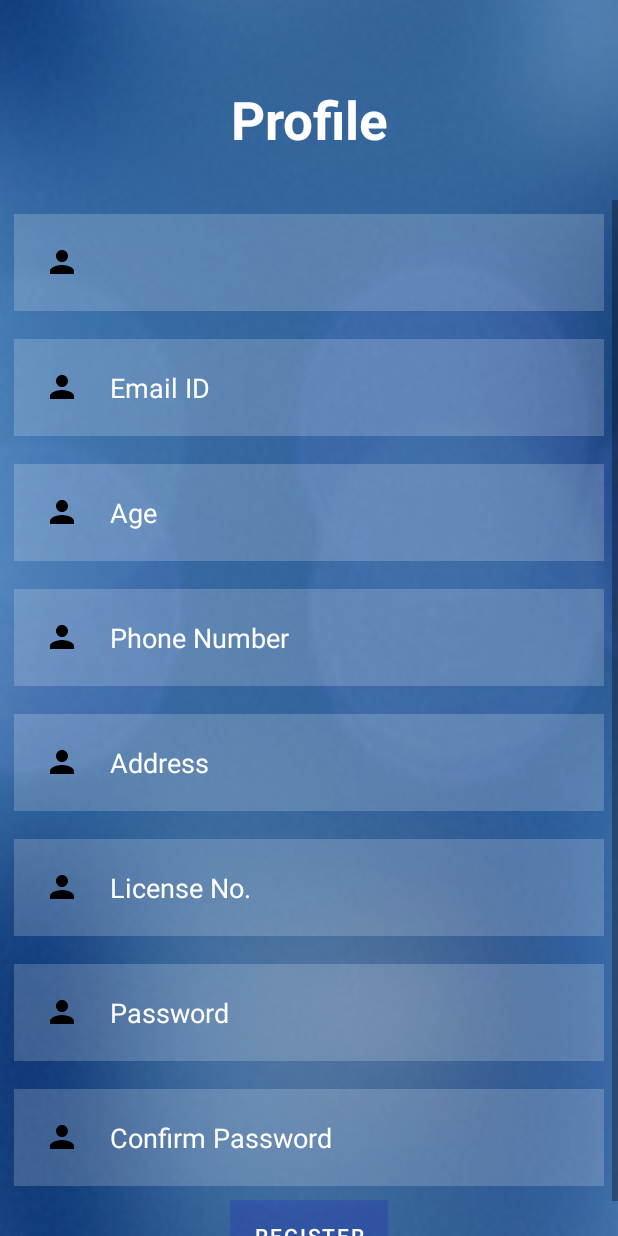
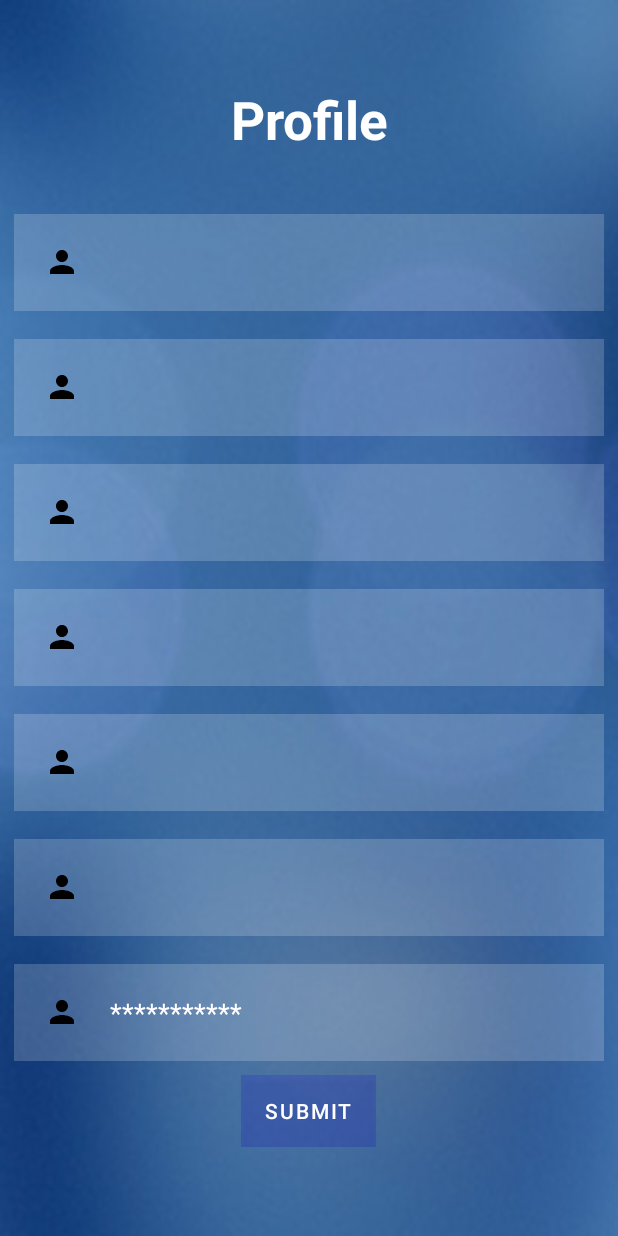
Before and after one commit to Developer105035/Smart-Parking-System, an Android app: the UserSettings screen opened directly, with no data from a screen before it, after a tap on "EDIT PROFILE", on a phone screen of 412 x 824 dp. Run offline under Robolectric (Android 15) with nearby library versions, the light colour scheme and no system bars; our stand-ins replace Firebase (no records; nobody signed in at launch, a user with empty details on screens opened directly); 6 statements that could not run were skipped.

Commit message:
Settings with edit profile and logout functionality

```diff
--- /dev/null
+++ b/app/src/main/java/com/example/test2/activities/EditProfile.java
@@ -0,0 +1,147 @@
+package com.example.test2.activities;
+
+import androidx.annotation.NonNull;
+import androidx.appcompat.app.AppCompatActivity;
+
+import android.content.Intent;
+import android.os.Bundle;
+import android.util.Patterns;
+import android.view.View;
+import android.widget.Button;
+import android.widget.EditText;
+import android.widget.TextView;
+import android.widget.Toast;
+
+import com.example.test2.R;
+import com.example.test2.classes.User;
+import com.google.android.gms.tasks.OnCompleteListener;
+import com.google.android.gms.tasks.Task;
+import com.google.firebase.auth.AuthResult;
+import com.google.firebase.auth.FirebaseAuth;
+import com.google.firebase.database.DataSnapshot;
+import com.google.firebase.database.DatabaseError;
+import com.google.firebase.database.DatabaseReference;
+import com.google.firebase.database.FirebaseDatabase;
+import com.google.firebase.database.ValueEventListener;
+
+public class EditProfile extends AppCompatActivity implements View.OnClickListener {
+
+    private DatabaseReference reference;
+    private EditText editTextFullName, editTextEmailID, editTextAge, editTextPhoneNumber, editTextLicenseNo,editTextAddress, editTextPassword;
+    private  String fullName,email, age, phone_number, license_no, address;
+    private String UserID;
+    private FirebaseDatabase rootNode;
+    private FirebaseAuth mAuth;
+    @Override
+    protected void onCreate(Bundle savedInstanceState) {
+        super.onCreate(savedInstanceState);
+        setContentView(R.layout.activity_edit_profile);
+        Button submit = findViewById(R.id.submit);
+        submit.setOnClickListener(this);
+        editTextFullName = (EditText) findViewById(R.id.full_name);
+        editTextEmailID= (EditText) findViewById(R.id.username);
+        editTextAge= (EditText) findViewById(R.id.age);
+        editTextPhoneNumber= (EditText) findViewById(R.id.phone_number);
+        editTextLicenseNo= (EditText) findViewById(R.id.license_no);
+        editTextAddress = (EditText) findViewById(R.id.address);
+        editTextPassword= (EditText) findViewById(R.id.password);
+
+        UserID = (FirebaseAuth.getInstance().getCurrentUser().getUid());
+        reference = FirebaseDatabase.getInstance().getReference("Users").child(UserID);
+        reference.addListenerForSingleValueEvent(new ValueEventListener() {
+            @Override
+            public void onDataChange(@NonNull DataSnapshot snapshot) {
+                User userProfile = snapshot.getValue(User.class);
+
+                 fullName = userProfile.getFullName();
+                 email = userProfile.getEmail();
+                 age = userProfile.getAge();
+                 phone_number = userProfile.getPhoneNumber();
+                 license_no = userProfile.getLicenseNo();
+                 address = userProfile.getAddress();
+
+                TextView FullNameTextView = (TextView) findViewById(R.id.full_name);
+                TextView emailTextView  = (TextView) findViewById(R.id.username);
+                TextView AgeTextView  = (TextView) findViewById(R.id.age);
+                TextView PhoneNumberTextView  = (TextView) findViewById(R.id.phone_number);
+                TextView LicenseNoTextView  = (TextView) findViewById(R.id.license_no);
+                TextView AddressTextView  = (TextView) findViewById(R.id.address);
+                TextView PasswordTextView  = (TextView) findViewById(R.id.password);
+
+
+
+
+
+                FullNameTextView.setHint(fullName);
+                emailTextView.setHint(email);
+                AgeTextView.setHint(age);
+                PhoneNumberTextView.setHint(phone_number);
+                LicenseNoTextView.setHint(license_no);
+                AddressTextView.setHint(address);
+                PasswordTextView.setHint("***********");
+            }
+
+
+
+            @Override
+            public void onCancelled(@NonNull DatabaseError error) {
+                Toast.makeText(EditProfile.this,"Something went wrong!", Toast.LENGTH_LONG).show();
+
+            }
+        });
+
+    }
+
+
+    @Override
+    public void onClick(View view) {
+        switch(view.getId()){
+            case R.id.submit:
+                 UpdateProfile();
+                 break;
+        }
+    }
+
+    private void UpdateProfile(){
+        String email = editTextEmailID.getText().toString().trim();
+        String FullName = editTextFullName.getText().toString().trim();
+        String Age= editTextAge.getText().toString().trim();
+        String PhoneNumber= editTextPhoneNumber.getText().toString().trim();
+        String LicenseNo= editTextLicenseNo.getText().toString().trim();
+        String Address= editTextAddress.getText().toString().trim();
+        String Password= editTextPassword.getText().toString().trim();
+
+
+        reference = FirebaseDatabase.getInstance().getReference().child("Users").child(UserID);
+        if (FullName != null) {
+            reference.child("fullName").setValue(FullName);
+        }
+        if(!Patterns.EMAIL_ADDRESS.matcher(email).matches()){
+            editTextEmailID.setError("Please provide valid email id !");
+            editTextEmailID.requestFocus();
+            return;
+        }
+        else if(email != null){
+
+            reference.child("email").setValue(email);
+        }
+        if (Age != null) {
+            reference.child("age").setValue(age);
+        }
+        if (PhoneNumber != null) {
+            reference.child("phoneNumber").setValue(PhoneNumber);
+        }
+        if (LicenseNo != null) {
+            reference.child("licenseNo").setValue(LicenseNo);
+        }
+        if (Address != null) {
+            reference.child("address").setValue(Address);
+        }
+        if(Password != null){
+            reference.child("password").setValue(Password);
+        }
+
+    }
+
+
+}
--- a/app/src/main/res/layout/activity_edit_profile.xml
+++ b/app/src/main/res/layout/activity_edit_profile.xml
@@ -51,7 +51,7 @@ tools:context=".activities.RegisterUser">
                 android:background="#30ffffff"
                 android:drawableLeft="@drawable/ic_baseline_person_24"
                 android:drawablePadding="20dp"
-            android:hint="Email ID"
+
                 android:padding="20dp"
                 android:textColor="@color/white"
                 android:textColorHint="@color/white" />
@@ -85,7 +85,8 @@ tools:context=".activities.RegisterUser">
                 android:background="#30ffffff"
                 android:drawableLeft="@drawable/ic_baseline_person_24"
                 android:drawablePadding="20dp"
-            android:hint="Age"
+
+
                 android:padding="20dp"
                 android:textColor="@color/white"
                 android:textColorHint="@color/white" />
@@ -101,7 +102,8 @@ tools:context=".activities.RegisterUser">
                 android:background="#30ffffff"
                 android:drawableLeft="@drawable/ic_baseline_person_24"
                 android:drawablePadding="20dp"
-            android:hint="Phone Number"
+
+
                 android:padding="20dp"
                 android:textColor="@color/white"
                 android:textColorHint="@color/white" />
@@ -118,7 +120,8 @@ tools:context=".activities.RegisterUser">
                 android:background="#30ffffff"
                 android:drawableLeft="@drawable/ic_baseline_person_24"
                 android:drawablePadding="20dp"
-            android:hint="Address"
+
+
                 android:padding="20dp"
                 android:textColor="@color/white"
                 android:textColorHint="@color/white" />
@@ -135,7 +138,8 @@ tools:context=".activities.RegisterUser">
                 android:background="#30ffffff"
                 android:drawableLeft="@drawable/ic_baseline_person_24"
                 android:drawablePadding="20dp"
-            android:hint="License No."
+
+
                 android:padding="20dp"
                 android:textColor="@color/white"
                 android:textColorHint="@color/white" />
@@ -152,34 +156,19 @@ tools:context=".activities.RegisterUser">
                 android:background="#30ffffff"
                 android:drawableLeft="@drawable/ic_baseline_person_24"
                 android:drawablePadding="20dp"
-            android:hint="Password"
+
+
                 android:padding="20dp"
                 android:textColor="@color/white"
                 android:textColorHint="@color/white" />
 
-        <EditText
-            android:id="@+id/confirm_password"
-            android:layout_width="match_parent"
-            android:layout_height="wrap_content"
-            android:layout_below="@+id/password"
-            android:layout_marginStart="9dp"
-            android:layout_marginTop="9dp"
-            android:layout_marginEnd="9dp"
-            android:layout_marginBottom="9dp"
-            android:background="#30ffffff"
-            android:drawableLeft="@drawable/ic_baseline_person_24"
-            android:drawablePadding="20dp"
-            android:hint="Confirm Password"
-            android:padding="20dp"
-            android:textColor="@color/white"
-            android:textColorHint="@color/white" />
 
             <com.google.android.material.button.MaterialButton
                 android:layout_width="wrap_content"
                 android:layout_height="wrap_content"
-            android:id="@+id/registerbtn"
-            android:layout_below="@id/confirm_password"
-            android:text="REGISTER"
+                android:id="@+id/submit"
+                android:layout_below="@id/password"
+                android:text="Submit"
                 android:textColor="@color/white"
                 android:layout_centerHorizontal="true"
                 android:backgroundTint="#ff0000ff"
--- a/app/src/main/res/layout/activity_settings.xml
+++ b/app/src/main/res/layout/activity_settings.xml
@@ -41,7 +41,7 @@
     <com.google.android.material.button.MaterialButton
         android:layout_width="match_parent"
         android:layout_height="wrap_content"
-        android:id="@+id/EditProfile"
+        android:id="@+id/edit_profile"
         android:layout_below="@id/buttonLogout"
         android:text="Edit Profile"
         android:textColor="@color/white"
```
Also changed, not shown: app/src/main/AndroidManifest.xml (+7 -0 lines), app/src/main/java/com/example/test2/activities/UserSettings.java (+64 -6 lines), app/src/main/res/layout/activity_profile.xml (+19 -17 lines). Lines whose indentation alone changed are shown as unchanged.
